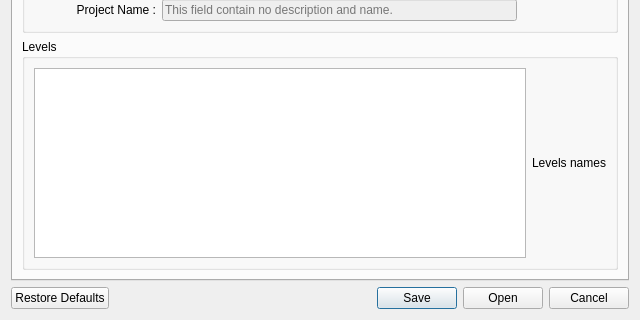
First picture: the form in BatchLightUE4/Views/Dial_SetupTab.ui, repository stilobique/BBlue, before the edit; both pictures show x 0 to 640 and y 160 to 480 of the 640 by 480 pixel window.
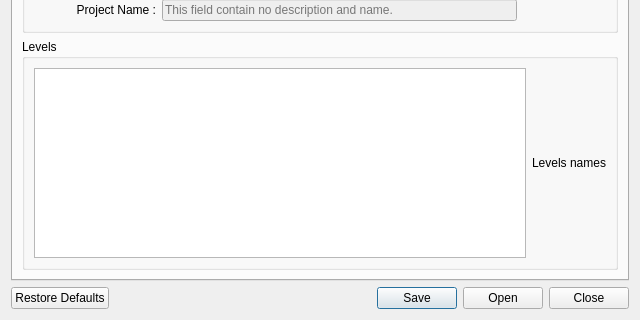
Second picture: the form after the edit. Icons and pictures are not drawn.

Commit message: Switch button Cancel to Close

What changed in the file:
```diff
--- a/BatchLightUE4/Views/Dial_SetupTab.ui
+++ b/BatchLightUE4/Views/Dial_SetupTab.ui
@@ -394,7 +394,7 @@
      <item>
       <widget class="QDialogButtonBox" name="buttonBox">
        <property name="standardButtons">
-        <set>QDialogButtonBox::Cancel|QDialogButtonBox::Open|QDialogButtonBox::RestoreDefaults|QDialogButtonBox::Save</set>
+        <set>QDialogButtonBox::Close|QDialogButtonBox::Open|QDialogButtonBox::RestoreDefaults|QDialogButtonBox::Save</set>
        </property>
       </widget>
      </item>
```
The commit also changes 2 other files.
